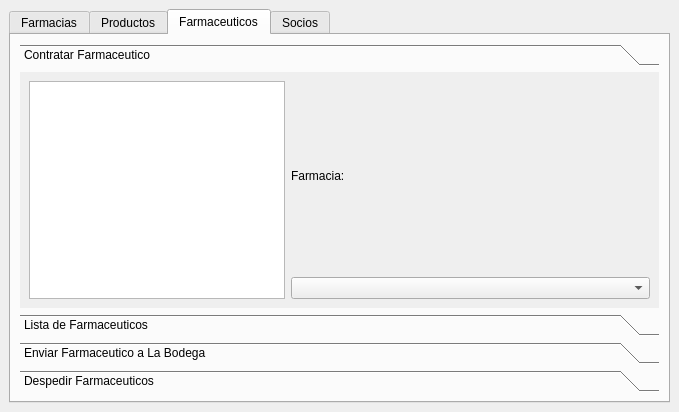
Above: ui/Farmacia.ui from mendoza/improved-spork before the change. Below: the same form after it.
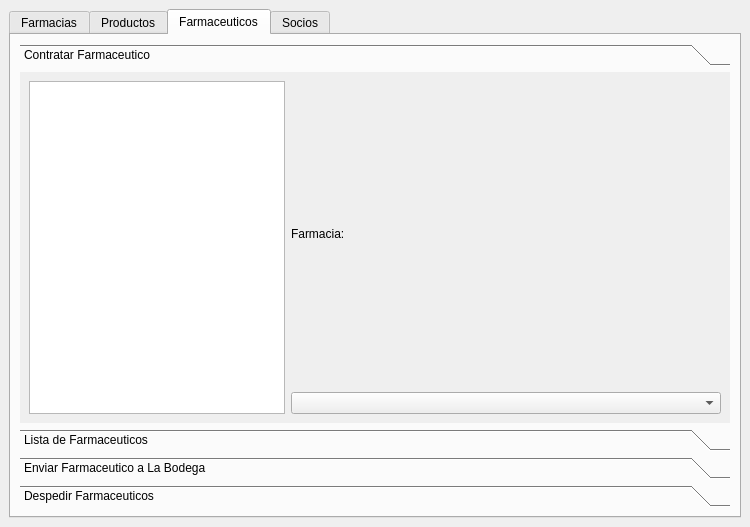
That is the form after the change. The open tabs and pages were chosen to show the change. Icons and pictures are not drawn.

```diff
--- a/ui/Farmacia.ui
+++ b/ui/Farmacia.ui
@@ -6,8 +6,8 @@
    <rect>
     <x>0</x>
     <y>0</y>
-    <width>679</width>
-    <height>412</height>
+    <width>750</width>
+    <height>527</height>
    </rect>
   </property>
   <property name="windowTitle">
@@ -332,8 +332,8 @@
             <rect>
              <x>0</x>
              <y>0</y>
-             <width>643</width>
-             <height>246</height>
+             <width>710</width>
+             <height>334</height>
             </rect>
            </property>
            <attribute name="label">
@@ -343,7 +343,7 @@
             <item row="0" column="0">
              <layout class="QVBoxLayout" name="verticalLayout_21">
               <item>
-               <widget class="QListView" name="contrafarm_list"/>
+               <widget class="QListWidget" name="contrafarm_list"/>
               </item>
              </layout>
             </item>
```
Left out of the diff: 68 changed lines with no effect on the pictures.
